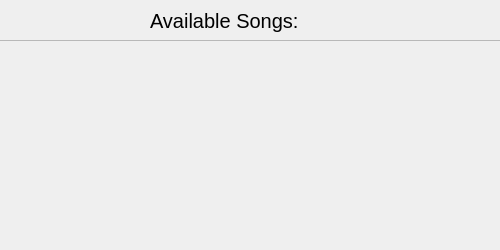
Above: playlist.ui from ThiagoCorreaSilva/MushcFlow before the change. Below: the same form after it.
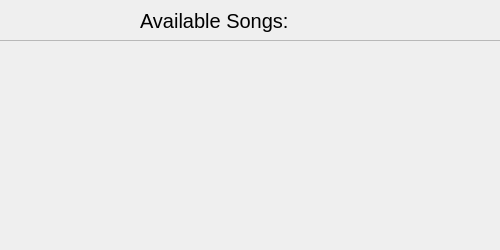
That is the form after the change.

```diff
--- a/playlist.ui
+++ b/playlist.ui
@@ -66,9 +66,9 @@
    <widget class="QLabel" name="label">
     <property name="geometry">
      <rect>
-      <x>160</x>
+      <x>150</x>
       <y>10</y>
-      <width>151</width>
+      <width>191</width>
       <height>41</height>
      </rect>
     </property>
@@ -93,9 +93,9 @@
    <widget class="QLabel" name="songs_count_label">
     <property name="geometry">
      <rect>
-      <x>310</x>
+      <x>340</x>
       <y>10</y>
-      <width>201</width>
+      <width>161</width>
       <height>41</height>
      </rect>
     </property>
```
